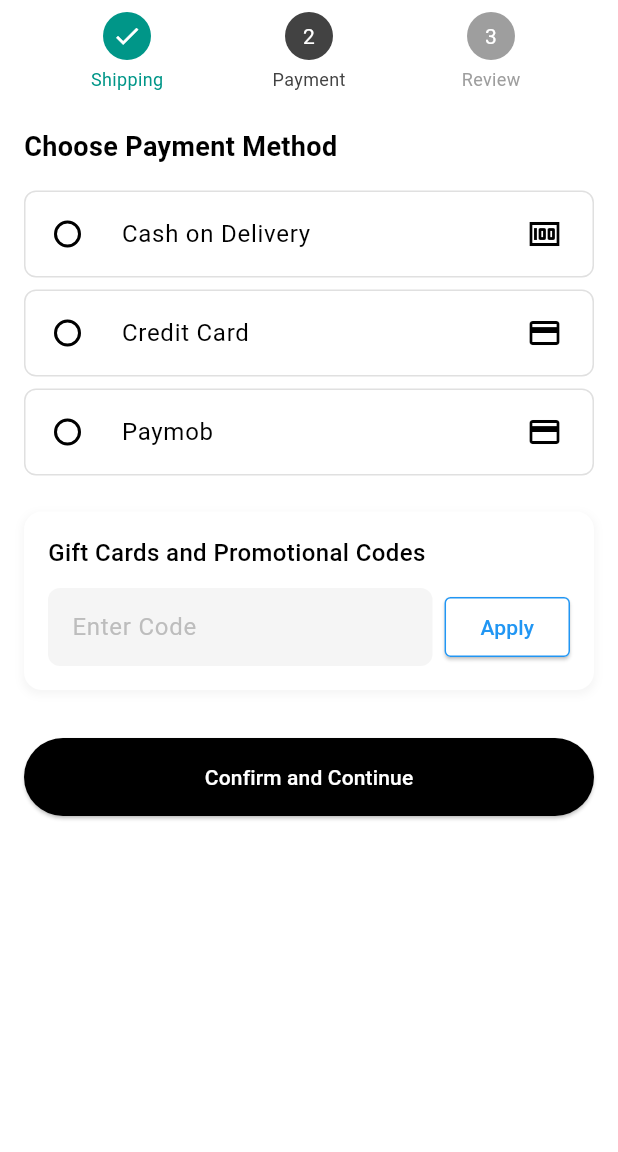
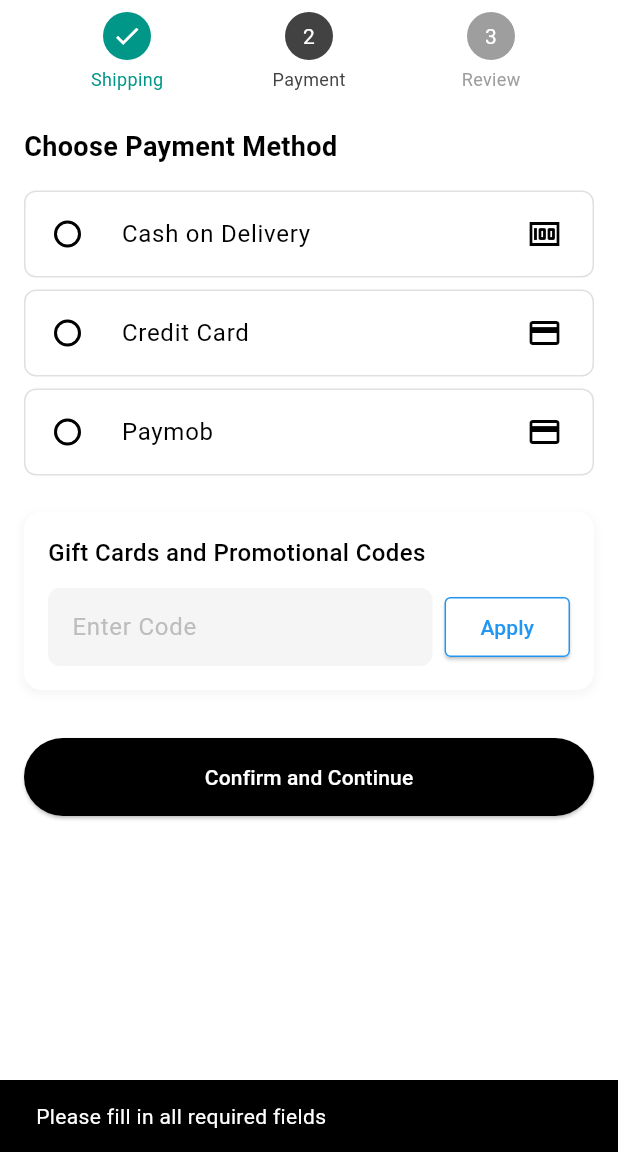
Before and after one commit to zezoamr/obelion-MOOL-flutter, a Flutter app: the CheckoutPaymentScreen screen opened directly, after a tap on "Confirm and Continue", on a phone screen of 412 x 824 dp, the part 84-1236 px from its top. Run offline on Flutter 3.47's test engine with Material 3 defaults, Android fonts, the phone set to English and light mode, and no system bars; our stand-ins replace carousel_slider, equatable, flutter_bloc, flutter_svg.

Commit message:
checkout screen fixing crash on validation fail

```diff
--- a/flutter_mool/lib/shopping/screens/checkout_payment.dart
+++ b/flutter_mool/lib/shopping/screens/checkout_payment.dart
@@ -268,33 +268,41 @@ class CheckoutButton extends StatelessWidget {
   final Map<String, String> paymentDetails;
   final GlobalKey<FormState> formKey;
 
-  CheckoutButton({
+  const CheckoutButton({
+    Key? key,
     required this.paymentDetails,
     required this.formKey,
-  });
+  }) : super(key: key);
 
   @override
   Widget build(BuildContext context) {
     return Container(
       width: double.infinity,
-      padding: EdgeInsets.symmetric(horizontal: 16, vertical: 16),
+      padding: const EdgeInsets.symmetric(horizontal: 16, vertical: 16),
       child: ElevatedButton(
         onPressed: () {
-          if (formKey.currentState!.validate()) {
+          if (formKey.currentState != null &&
+              formKey.currentState!.validate()) {
             BlocProvider.of<CheckoutCubit>(context)
                 .setPaymentDetails(paymentDetails);
             Navigator.push(
               context,
               MaterialPageRoute(builder: (context) => CheckoutReviewScreen()),
             );
+          } else {
+            // Show a snackbar or some other feedback if the form is not valid
+            ScaffoldMessenger.of(context).showSnackBar(
+              const SnackBar(
+                  content: Text('Please fill in all required fields')),
+            );
           }
         },
-        child: Text('Confirm and Continue'),
         style: ElevatedButton.styleFrom(
           backgroundColor: Colors.black,
           foregroundColor: Colors.white,
-          padding: EdgeInsets.symmetric(vertical: 16),
+          padding: const EdgeInsets.symmetric(vertical: 16),
         ),
+        child: const Text('Confirm and Continue'),
       ),
     );
   }
```
